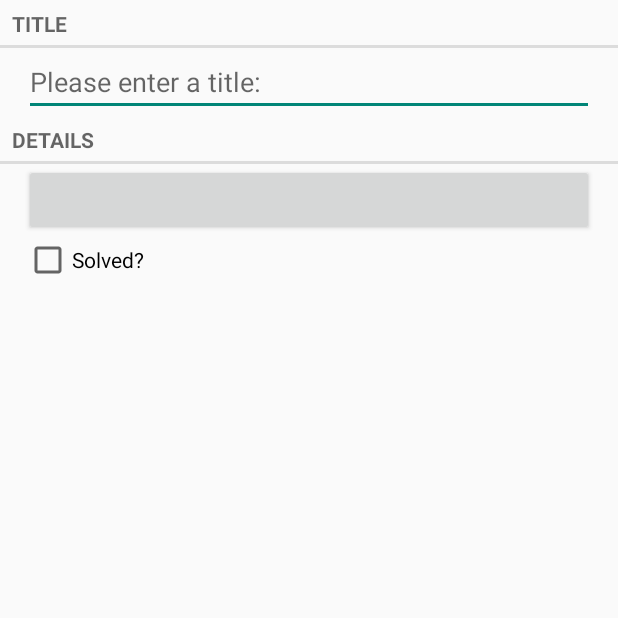
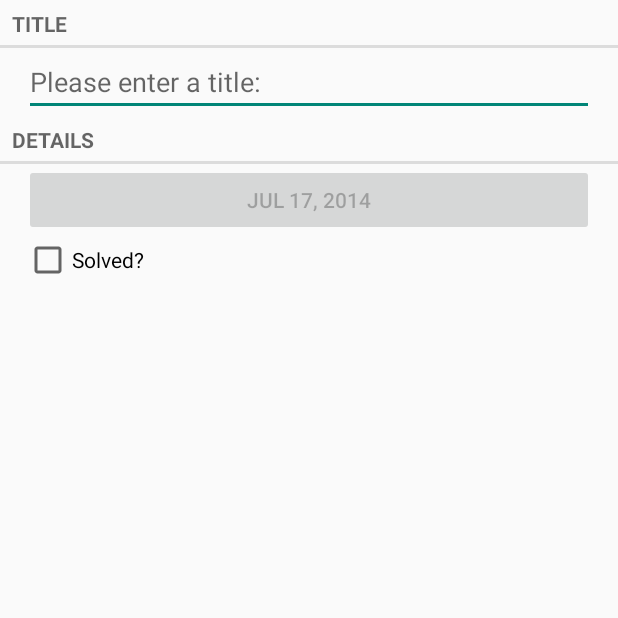
Before and after one commit to janPhil/CriminalIntent, an Android app: the screen it shows after launch (CrimeActivity), on a phone screen of 412 x 824 dp, the top half of it. Run offline under Robolectric (Android 15) with nearby library versions, the phone set to English and light mode, and no system bars.

Commit message:
UI inserted

```diff
--- a/app/src/main/java/com/learning/jan_philipp/criminalintent/Crime.java
+++ b/app/src/main/java/com/learning/jan_philipp/criminalintent/Crime.java
@@ -1,5 +1,6 @@
 package com.learning.jan_philipp.criminalintent;
 
+import java.text.DateFormat;
 import java.util.Date;
 import java.util.UUID;
 
--- a/app/src/main/java/com/learning/jan_philipp/criminalintent/CrimeFragment.java
+++ b/app/src/main/java/com/learning/jan_philipp/criminalintent/CrimeFragment.java
@@ -9,8 +9,16 @@ import android.text.TextWatcher;
 import android.view.LayoutInflater;
 import android.view.View;
 import android.view.ViewGroup;
+import android.widget.Button;
+import android.widget.CheckBox;
+import android.widget.CompoundButton;
 import android.widget.EditText;
 import android.widget.TextView;
+
+import java.text.DateFormat;
+import java.text.SimpleDateFormat;
+import java.util.Date;
+import java.util.Locale;
 
 /**
  * Created by janPhil on 16.07.14.
@@ -19,6 +27,8 @@ public class CrimeFragment extends Fragment {
 
     private Crime mCrime;
     private EditText mTitleField;
+    private Button mDateButton;
+    private CheckBox mSolvedCheckBox;
 
     @Override
     public void onCreate(Bundle savedInstanceState) {
@@ -48,6 +58,18 @@ public class CrimeFragment extends Fragment {
             }
         });
 
+        mDateButton = (Button) v.findViewById(R.id.crime_date);
+        mDateButton.setText(DateFormat.getDateInstance().format(mCrime.getmDate()));
+        mDateButton.setEnabled(false);
+
+        mSolvedCheckBox = (CheckBox) v.findViewById(R.id.crime_solved);
+        mSolvedCheckBox.setOnCheckedChangeListener(new CompoundButton.OnCheckedChangeListener() {
+            @Override
+            public void onCheckedChanged(CompoundButton compoundButton, boolean b) {
+                mCrime.setmSolved(b);
+            }
+        });
+
         return v;
     }
 }
--- /dev/null
+++ b/app/src/main/res/layout-land/fragment_crime.xml
@@ -0,0 +1,49 @@
+<?xml version="1.0" encoding="utf-8"?>
+
+<LinearLayout xmlns:android="http://schemas.android.com/apk/res/android"
+    android:orientation="vertical"
+    android:layout_width="match_parent"
+    android:layout_height="match_parent"
+    >
+    <TextView
+        android:layout_width="match_parent"
+        android:layout_height="wrap_content"
+        android:text="@string/crime_title_label"
+        style="?android:listSeparatorTextViewStyle"/>
+    <EditText
+        android:id="@+id/crime_title"
+        android:layout_width="match_parent"
+        android:layout_height="wrap_content"
+        android:layout_marginLeft="16dp"
+        android:layout_marginRight="16dp"
+        android:hint="@string/crime_title_hint"/>
+    <TextView
+        android:layout_width="match_parent"
+        android:layout_height="wrap_content"
+        android:text="@string/crime_details_label"
+        style="?android:listSeparatorTextViewStyle"/>
+
+    <LinearLayout
+        android:orientation="horizontal"
+        android:layout_width="match_parent"
+        android:layout_height="wrap_content">
+
+        <Button
+            android:id="@+id/crime_date"
+            android:layout_width="0dp"
+            android:layout_height="wrap_content"
+            android:layout_marginLeft="16dp"
+            android:layout_marginRight="16dp"
+            android:layout_weight="1" />
+
+        <CheckBox
+            android:id="@+id/crime_solved"
+            android:layout_width="0dp"
+            android:layout_height="wrap_content"
+            android:layout_marginLeft="16dp"
+            android:layout_marginRight="16dp"
+            android:text="@string/crime_solved_label"
+            android:layout_weight="1" />
+    </LinearLayout>
+
+</LinearLayout>
```
Also changed, not shown: 2 other files.
